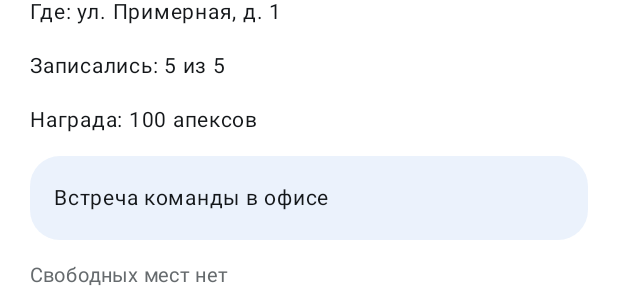
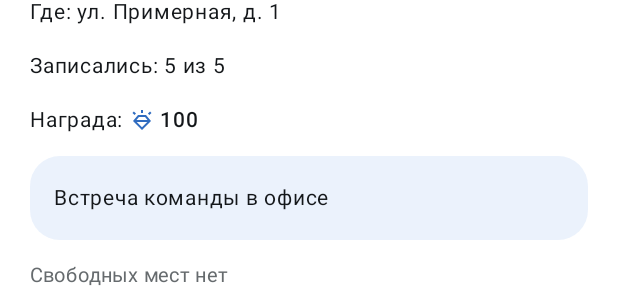
Before and after one commit to AmI2077/ApexHR, an Android app built with Jetpack Compose: the @Preview function EventDetailsScreenFullPreview, on a phone screen of 412 x 824 dp. Shown: the part 214-514 px from the top of the screen. Run offline under Robolectric (Android 15) with nearby library versions, the phone set to English and light mode, and no system bars.

Commit message:
Суммы наград через ApexAmount
- Награда в карточке активности, на экранах мероприятия и квеста рисуется общим ApexAmount: число и значок апексов вместо текста «N апексов»
- В UI-моделях активностей (ActivityUiModel, EventDetailsUiModel, QuestDetailsUiModel) награда теперь Long вместо отформатированной строки; форматирование и озвучка «N апексов» — внутри ApexAmount
- На экранах деталей строка «Награда:» с суммой вынесена в общий ActivityRewardInfo
- Удалены ставшие ненужными строки activities_reward, event_details_reward и quest_details_reward, добавлена activities_details_reward
- В сообщениях об успехе сумм нет: сервер balanceAfter в фиче не разбирается, «Награда начислена» осталась текстом
- Превью и тесты мапперов переведены на числовую награду

Тесты: 323, все проходят

```diff
--- a/app/src/main/java/com/example/apexhr/features/activities/ui/common/ActivityDetailsComponents.kt
+++ b/app/src/main/java/com/example/apexhr/features/activities/ui/common/ActivityDetailsComponents.kt
@@ -37,6 +37,7 @@ import androidx.compose.ui.text.font.FontWeight
 import androidx.compose.ui.unit.dp
 import androidx.compose.ui.unit.sp
 import com.example.apexhr.R
+import com.example.apexhr.core.ui.composables.ApexAmount
 import com.example.apexhr.core.ui.theme.ApexDimens
 import com.example.apexhr.core.ui.theme.backgroundColor
 import com.example.apexhr.core.ui.theme.primaryBlueColor
@@ -155,6 +156,30 @@ fun ActivityInfoText(
     )
 }
 
+/** Строка «Награда: <сумма со значком апексов>» на экранах деталей. */
+@Composable
+fun ActivityRewardInfo(
+    amount: Long,
+    modifier: Modifier = Modifier,
+) {
+    Row(
+        modifier = modifier,
+        horizontalArrangement = Arrangement.spacedBy(ApexDimens.spacing4.dp),
+        verticalAlignment = Alignment.CenterVertically,
+    ) {
+        Text(
+            text = stringResource(R.string.activities_details_reward),
+            color = primaryTextColor,
+            fontSize = ApexDimens.text14.sp,
+        )
+        ApexAmount(
+            amount = amount,
+            fontSize = ApexDimens.text14.sp,
+            fontWeight = FontWeight.SemiBold,
+        )
+    }
+}
+
 @Composable
 fun ActivityStatusText(
     text: String,
--- a/app/src/main/java/com/example/apexhr/features/activities/ui/event/EventDetailsScreen.kt
+++ b/app/src/main/java/com/example/apexhr/features/activities/ui/event/EventDetailsScreen.kt
@@ -19,6 +19,7 @@ import com.example.apexhr.features.activities.ui.common.ActivityInfoText
 import com.example.apexhr.features.activities.ui.common.ActivityMessage
 import com.example.apexhr.features.activities.ui.common.ActivityMessagesEffect
 import com.example.apexhr.features.activities.ui.common.ActivityNoteText
+import com.example.apexhr.features.activities.ui.common.ActivityRewardInfo
 import com.example.apexhr.features.activities.ui.common.ActivityStatusText
 import com.example.apexhr.features.activities.ui.event.models.EventAction
 import com.example.apexhr.features.activities.ui.event.models.EventDetailsScreenCallbacks
@@ -124,14 +125,7 @@ private fun EventDetailsBody(
             stringResource(R.string.event_details_participants_limited, event.registeredCount, it)
         } ?: stringResource(R.string.event_details_participants, event.registeredCount)
         ActivityInfoText(text = participants)
-        event.reward?.let {
-            ActivityInfoText(
-                text = stringResource(
-                    R.string.event_details_reward,
-                    stringResource(R.string.activities_reward, it),
-                ),
-            )
-        }
+        event.reward?.let { ActivityRewardInfo(amount = it) }
         event.description?.takeIf { it.isNotBlank() }?.let { ActivityDescription(text = it) }
         event.noteRes?.let { ActivityNoteText(text = stringResource(it)) }
         event.action?.let { action ->
--- a/app/src/main/java/com/example/apexhr/features/activities/ui/event/models/EventDetailsModels.kt
+++ b/app/src/main/java/com/example/apexhr/features/activities/ui/event/models/EventDetailsModels.kt
@@ -13,7 +13,8 @@ data class EventDetailsUiModel(
     val registeredCount: Int,
     /** null — без ограничения мест. */
     val maxParticipants: Int?,
-    val reward: String?,
+    /** Награда в апексах; null — награды нет. */
+    val reward: Long?,
     @StringRes val statusRes: Int?,
     /** Доступное действие; null — кнопки нет, см. [noteRes]. */
     val action: EventAction?,
@@ -28,7 +29,7 @@ data class EventDetailsUiModel(
             location = "ул. Примерная, д. 1",
             registeredCount = 3,
             maxParticipants = 5,
-            reward = "100",
+            reward = 100,
             statusRes = R.string.activities_status_event_attended,
             action = EventAction.ClaimReward,
             noteRes = null,
--- a/app/src/main/java/com/example/apexhr/features/activities/ui/models/ActivitiesUiMapper.kt
+++ b/app/src/main/java/com/example/apexhr/features/activities/ui/models/ActivitiesUiMapper.kt
@@ -2,7 +2,6 @@ package com.example.apexhr.features.activities.ui.models
 
 import androidx.annotation.StringRes
 import com.example.apexhr.R
-import com.example.apexhr.core.ui.model.formatAmount
 import com.example.apexhr.features.activities.domain.Event
 import com.example.apexhr.features.activities.domain.EventRegistrationStatus
 import com.example.apexhr.features.activities.domain.Quest
@@ -18,8 +17,8 @@ private val ACTIVITY_DATE_FORMAT = DateTimeFormatter.ofPattern("dd.MM.yyyy HH:mm
 fun Instant.formatActivityDate(zone: ZoneId = ZoneId.systemDefault()): String =
     atZone(zone).format(ACTIVITY_DATE_FORMAT)
 
-/** Награда для карточки: пустую (0) не показываем. */
-fun Long.toRewardOrNull(): String? = takeIf { it > 0 }?.let(::formatAmount)
+/** Награда в апексах для карточки и деталей: пустую (0) не показываем. */
+fun Long.toRewardOrNull(): Long? = takeIf { it > 0 }
 
 /** Награду за опросы сервер не начисляет, поэтому её на карточке нет. */
 fun Survey.toUiModel(): ActivityUiModel =
--- a/app/src/main/java/com/example/apexhr/features/activities/ui/models/ActivitiesUiState.kt
+++ b/app/src/main/java/com/example/apexhr/features/activities/ui/models/ActivitiesUiState.kt
@@ -79,8 +79,8 @@ data class ActivityUiModel(
     /** null — сервер не прислал название, показываем заглушку. */
     val title: String?,
     val subtitle: ActivitySubtitle?,
-    /** Награда в апексах, уже отформатированная; null — не показываем (опросы, награды нет). */
-    val reward: String?,
+    /** Награда в апексах (рисуется через ApexAmount); null — не показываем (опросы, награды нет). */
+    val reward: Long?,
     /** Статус участия пользователя; null — пользователь ещё не участвовал. */
     @StringRes val statusRes: Int?,
 )
--- a/app/src/main/java/com/example/apexhr/features/activities/ui/quest/models/QuestDetailsModels.kt
+++ b/app/src/main/java/com/example/apexhr/features/activities/ui/quest/models/QuestDetailsModels.kt
@@ -7,7 +7,8 @@ import com.example.apexhr.core.domain.DataError
 data class QuestDetailsUiModel(
     val title: String?,
     val description: String?,
-    val reward: String?,
+    /** Награда в апексах; null — награды нет. */
+    val reward: Long?,
     /** Дата окончания или null. */
     val endAt: String?,
     @StringRes val statusRes: Int?,
@@ -21,7 +22,7 @@ data class QuestDetailsUiModel(
         val Preview = QuestDetailsUiModel(
             title = "Тестовый квест",
             description = "Пройдите шаги и получите апексы",
-            reward = "300",
+            reward = 300,
             endAt = "31.10.2026 01:46",
             statusRes = R.string.activities_status_quest_in_progress,
             completedStepsCount = 1,
--- a/app/src/main/res/values/strings.xml
+++ b/app/src/main/res/values/strings.xml
@@ -156,7 +156,7 @@
         <item quantity="many">%1$d шагов</item>
         <item quantity="other">%1$d шага</item>
     </plurals>
-    <string name="activities_reward">%1$s апексов</string>
+    <string name="activities_details_reward">Награда:</string>
     <string name="activities_event_separator">" · "</string>
     <string name="activities_untitled">Без названия</string>
     <string name="activities_empty">Здесь пока ничего нет</string>
@@ -179,7 +179,6 @@
     <string name="event_details_location">Где: %1$s</string>
     <string name="event_details_participants">Записались: %1$d</string>
     <string name="event_details_participants_limited">Записались: %1$d из %2$d</string>
-    <string name="event_details_reward">Награда: %1$s</string>
     <string name="event_action_register">Записаться</string>
     <string name="event_action_cancel">Отменить запись</string>
     <string name="event_action_claim_reward">Получить награду</string>
@@ -190,7 +189,6 @@
     <string name="event_message_cancelled">Запись отменена</string>
     <string name="event_message_reward_claimed">Награда начислена</string>
     <string name="quest_details_title">Квест</string>
-    <string name="quest_details_reward">Награда: %1$s</string>
     <string name="quest_details_end">До: %1$s</string>
     <string name="quest_details_steps">Шаги: выполнено %1$d из %2$d</string>
     <string name="quest_step_optional">Необязательный шаг</string>
```
Also changed, not shown: app/src/main/java/com/example/apexhr/features/activities/ui/composables/Components.kt (+4 -3 lines), app/src/main/java/com/example/apexhr/features/activities/ui/quest/QuestDetailsScreen.kt (+2 -8 lines), 3 other files.
